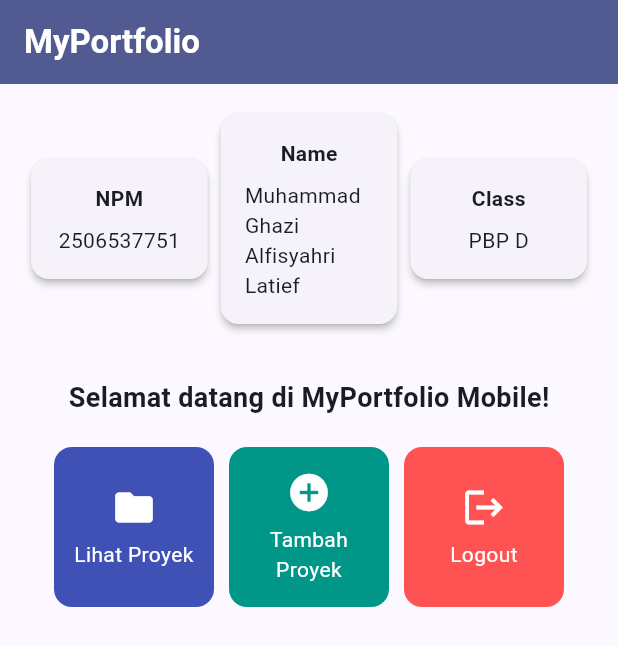
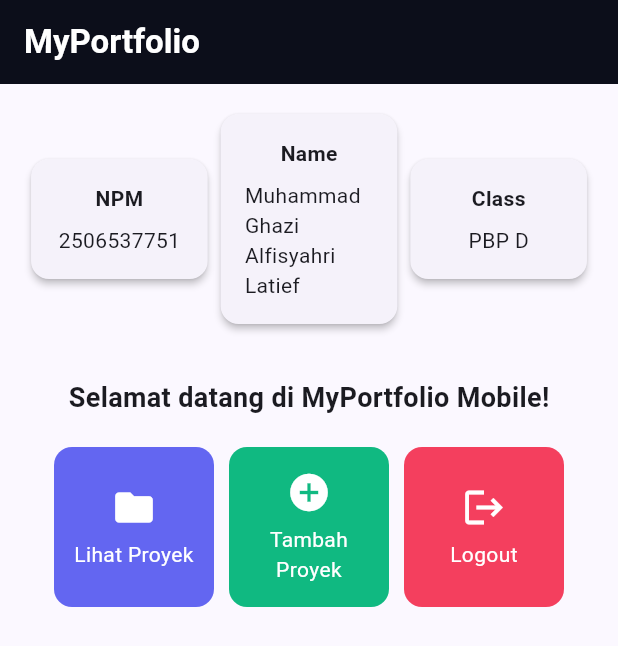
Before and after one commit to ntcapslmao/myportfolio-mobile, a Flutter app: the screen it shows after launch, on a phone screen of 412 x 824 dp. Shown: the top 646 px of the screen. Run offline on Flutter 3.47's test engine with Material 3 defaults, Android fonts, the phone set to English and light mode, and no system bars.

Commit message:
feat: changed snackbar layout and colour palette to match the original myportfolio color palette.

```diff
--- a/lib/main.dart
+++ b/lib/main.dart
@@ -14,8 +14,9 @@ class MyApp extends StatelessWidget {
       title: 'MyPortfolio',
       theme: ThemeData(
         colorScheme: ColorScheme.fromSeed(
-          seedColor: Colors.indigo,
-          secondary: Colors.amber[700],
+          seedColor: const Color(0xFF818CF8),
+          primary: const Color(0xFF818CF8),
+          secondary: const Color(0xFFC084FC),
         ),
         useMaterial3: true,
       ),
--- a/lib/menu.dart
+++ b/lib/menu.dart
@@ -8,9 +8,9 @@ class MyHomePage extends StatelessWidget {
   final String kelas = "PBP D";
 
   final List<ItemHomepage> items = [
-    ItemHomepage("Lihat Proyek", Icons.folder, Colors.indigo),
-    ItemHomepage("Tambah Proyek", Icons.add_circle, Colors.teal),
-    ItemHomepage("Logout", Icons.logout, Colors.redAccent),
+    ItemHomepage("Lihat Proyek", Icons.folder, const Color(0xFF6366F1)),
+    ItemHomepage("Tambah Proyek", Icons.add_circle, const Color(0xFF10B981)),
+    ItemHomepage("Logout", Icons.logout, const Color(0xFFF43F5E)),
   ];
 
     @override
@@ -26,7 +26,7 @@ class MyHomePage extends StatelessWidget {
             fontWeight: FontWeight.bold,
           ),
         ),
-        backgroundColor: Theme.of(context).colorScheme.primary,
+        backgroundColor: const Color(0xFF0C0E1A),
       ),
       // Body halaman utama dengan padding di sekelilingnya.
       body: Padding(
@@ -142,7 +142,20 @@ class ItemCard extends StatelessWidget {
           ScaffoldMessenger.of(context)
             ..hideCurrentSnackBar()
             ..showSnackBar(
-              SnackBar(content: Text("Kamu telah menekan tombol ${item.name}!"))
+              SnackBar(
+                content: Row(
+                  children: [
+                    Icon(item.icon, color:Colors.white),
+                    const SizedBox(width: 10),
+                    Text("Kamu telah menekan tombol ${item.name}!"),
+                  ],
+                ),
+                backgroundColor: item.color,
+                behavior: SnackBarBehavior.floating,
+                shape:RoundedRectangleBorder(borderRadius: BorderRadius.circular(10),),
+                duration: const Duration(seconds: 2),
+                action: SnackBarAction(label: "Tutup", textColor: Colors.white, onPressed: () {},),
+              ),
             );
         },
         child: Container(
```
